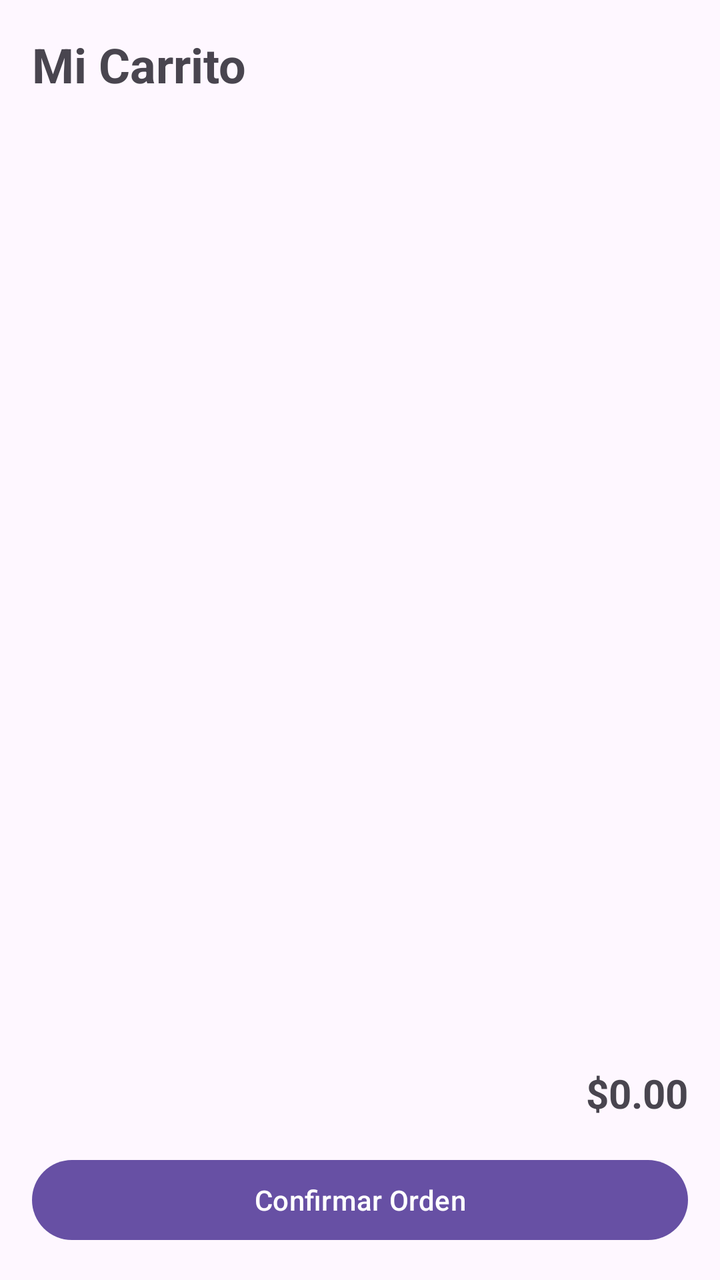
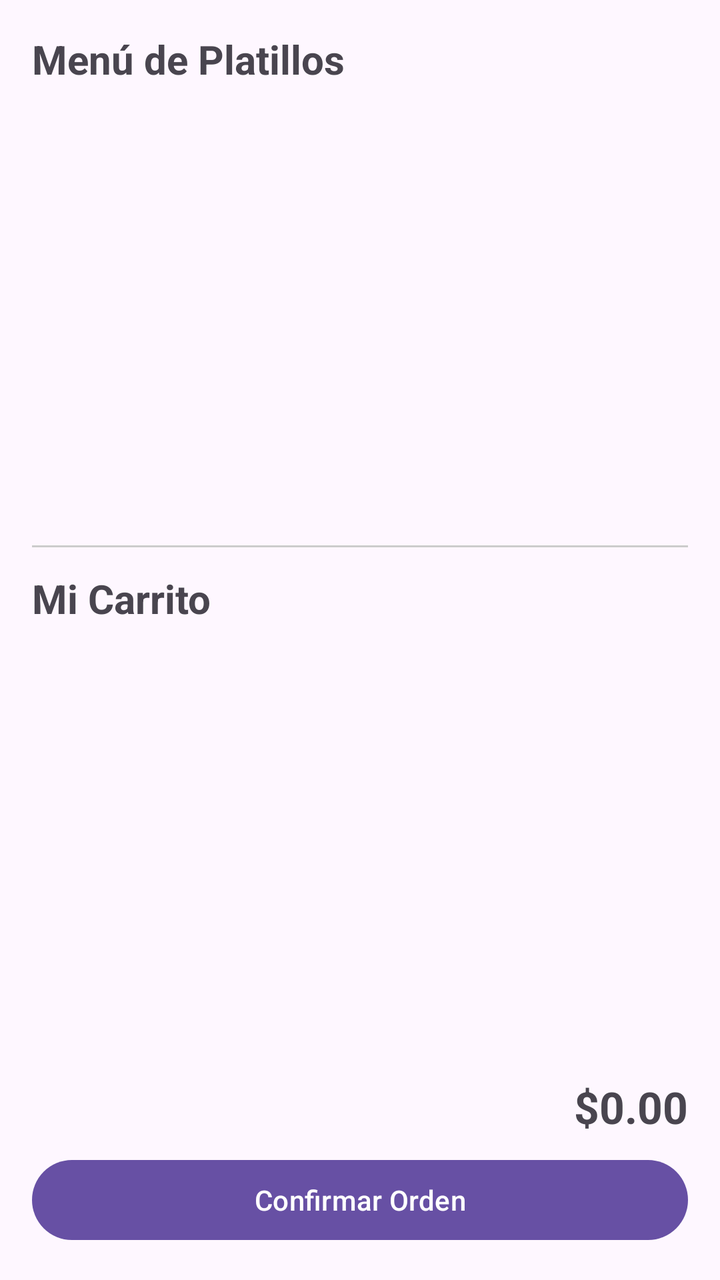

Compare the two renders of this Android layout. The source of the first and the diff that turns it into the second are given below.
<!-- AndroidManifest.xml: activity theme Theme.DeliveryMVVM -->
<!-- res/layout/activity_main.xml -->
<?xml version="1.0" encoding="utf-8"?>
<LinearLayout xmlns:android="http://schemas.android.com/apk/res/android"
    xmlns:tools="http://schemas.android.com/tools"
    android:layout_width="match_parent"
    android:layout_height="match_parent"
    android:orientation="vertical"
    android:padding="16dp"
    tools:context=".MainActivity">

    <TextView
        android:layout_width="wrap_content"
        android:layout_height="wrap_content"
        android:text="Mi Carrito"
        android:textSize="24sp"
        android:textStyle="bold"
        android:layout_marginBottom="16dp" />

    <ProgressBar
        android:id="@+id/spinner"
        android:layout_width="wrap_content"
        android:layout_height="wrap_content"
        android:layout_gravity="center"
        android:visibility="gone" />

    <androidx.recyclerview.widget.RecyclerView
        android:id="@+id/recyclerCart"
        android:layout_width="match_parent"
        android:layout_height="0dp"
        android:layout_weight="1" />

    <TextView
        android:id="@+id/lblTotal"
        android:layout_width="match_parent"
        android:layout_height="wrap_content"
        android:text="$0.00"
        android:textSize="20sp"
        android:textStyle="bold"
        android:gravity="end"
        android:layout_marginTop="16dp" />

    <Button
        android:id="@+id/btnCheckout"
        android:layout_width="match_parent"
        android:layout_height="wrap_content"
        android:text="Confirmar Orden"
        android:layout_marginTop="16dp" />

</LinearLayout>
<!-- resources referenced by this layout -->
<resources>
  <style name="Theme.DeliveryMVVM" parent="Base.Theme.DeliveryMVVM" />
  <style name="Base.Theme.DeliveryMVVM" parent="Theme.Material3.DayNight.NoActionBar">
          
          
      </style>
</resources>

<!-- the commit's change to res/layout/activity_main.xml (unified diff, before → after) -->
@@ -5,15 +5,39 @@
     android:layout_height="match_parent"
     android:orientation="vertical"
     android:padding="16dp"
+    android:fitsSystemWindows="true"
     tools:context=".MainActivity">
 
+    
+    <TextView
+        android:layout_width="wrap_content"
+        android:layout_height="wrap_content"
+        android:text="Menú de Platillos"
+        android:textSize="20sp"
+        android:textStyle="bold"
+        android:layout_marginBottom="8dp" />
+
+    <androidx.recyclerview.widget.RecyclerView
+        android:id="@+id/recyclerDishes"
+        android:layout_width="match_parent"
+        android:layout_height="0dp"
+        android:layout_weight="3" />
+
+    
+    <View
+        android:layout_width="match_parent"
+        android:layout_height="1dp"
+        android:background="#CCCCCC"
+        android:layout_marginVertical="12dp" />
+
+    
     <TextView
         android:layout_width="wrap_content"
         android:layout_height="wrap_content"
         android:text="Mi Carrito"
-        android:textSize="24sp"
+        android:textSize="20sp"
         android:textStyle="bold"
-        android:layout_marginBottom="16dp" />
+        android:layout_marginBottom="8dp" />
 
     <ProgressBar
         android:id="@+id/spinner"
@@ -26,23 +50,25 @@
         android:id="@+id/recyclerCart"
         android:layout_width="match_parent"
         android:layout_height="0dp"
-        android:layout_weight="1" />
+        android:layout_weight="3" />
 
+    
     <TextView
         android:id="@+id/lblTotal"
         android:layout_width="match_parent"
         android:layout_height="wrap_content"
         android:text="$0.00"
-        android:textSize="20sp"
+        android:textSize="22sp"
         android:textStyle="bold"
         android:gravity="end"
-        android:layout_marginTop="16dp" />
+        android:layout_marginTop="8dp"
+        android:layout_marginBottom="8dp" />
 
+    
     <Button
         android:id="@+id/btnCheckout"
         android:layout_width="match_parent"
         android:layout_height="wrap_content"
-        android:text="Confirmar Orden"
-        android:layout_marginTop="16dp" />
+        android:text="Confirmar Orden" />
 
 </LinearLayout>
